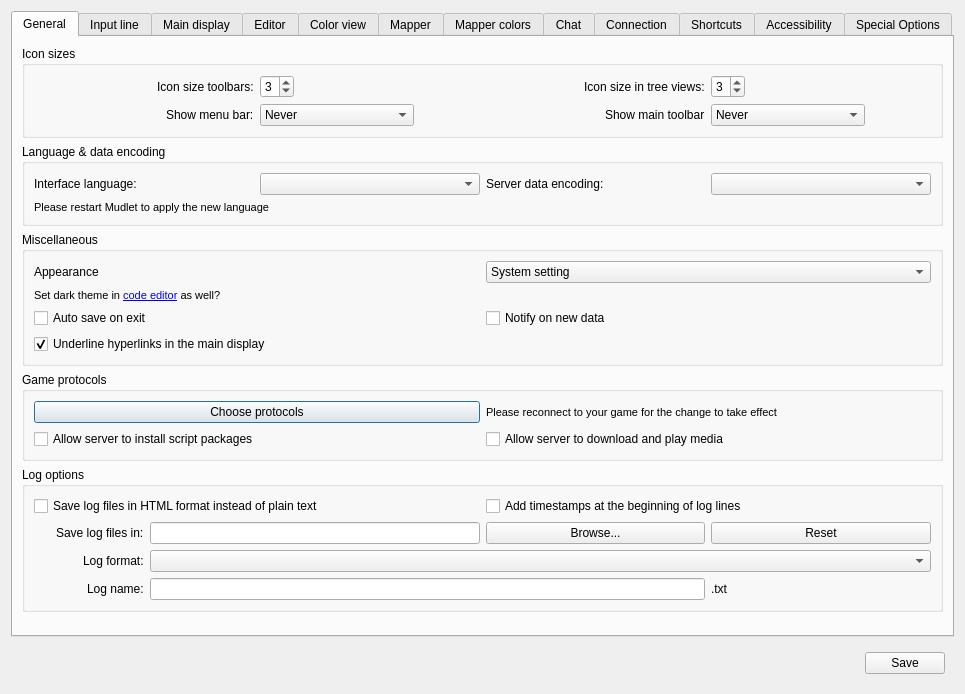
Before: the Qt Designer form src/ui/profile_preferences.ui in sammerpetria/Mudlet, drawn with Qt 5.
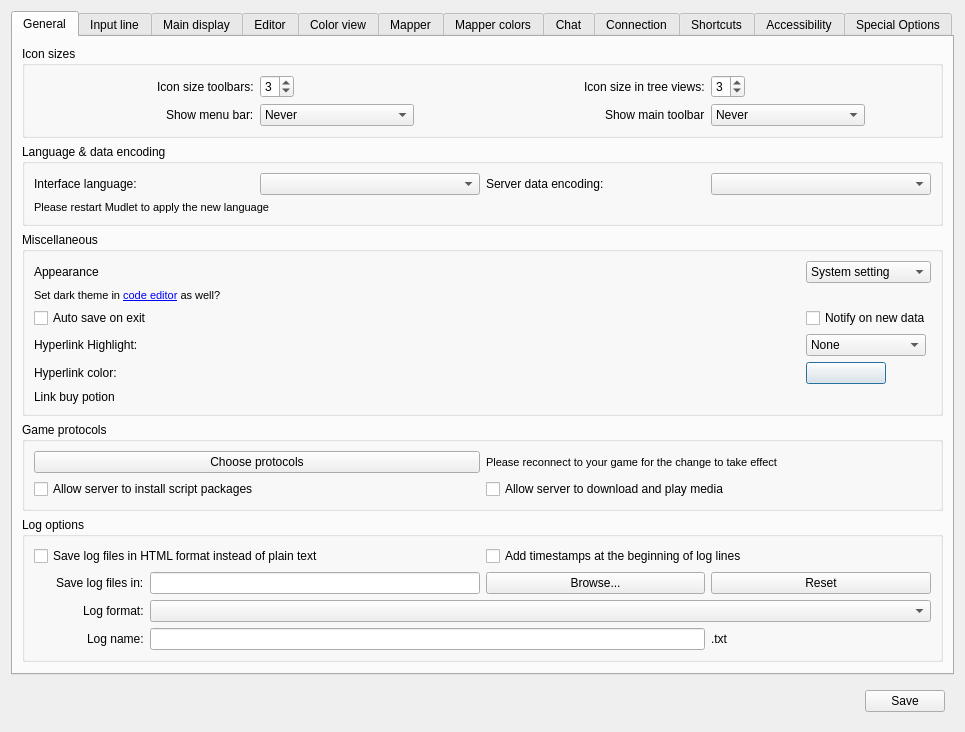
After: the same form once the commit is applied. Icons and pictures are not drawn. Custom widgets are drawn as their Qt base class.

Commit message: Add hyperlink style preview and Lua controls

Patch:
```diff
--- a/src/ui/profile_preferences.ui
+++ b/src/ui/profile_preferences.ui
@@ -296,13 +296,76 @@
             </property>
            </widget>
           </item>
-          <item row="3" column="0" colspan="2">
-           <widget class="QCheckBox" name="checkBox_underlineHyperlinks">
+          <item row="3" column="0">
+           <widget class="QLabel" name="label_hyperlinkHighlight">
             <property name="text">
-             <string>Underline hyperlinks in the main display</string>
+             <string>Hyperlink Highlight:</string>
             </property>
-            <property name="checked">
+            <property name="buddy">
+             <cstring>comboBox_hyperlinkStyle</cstring>
+            </property>
+           </widget>
+          </item>
+          <item row="3" column="1">
+           <widget class="QComboBox" name="comboBox_hyperlinkStyle">
+            <property name="maximumSize">
+             <size>
+              <width>120</width>
+              <height>16777215</height>
+             </size>
+            </property>
+            <item>
+             <property name="text">
+              <string>None</string>
+             </property>
+            </item>
+            <item>
+             <property name="text">
+              <string>Underline</string>
+             </property>
+            </item>
+            <item>
+             <property name="text">
+              <string>Bold</string>
+             </property>
+            </item>
+            <item>
+             <property name="text">
+              <string>Italic</string>
+             </property>
+            </item>
+           </widget>
+          </item>
+          <item row="4" column="0">
+           <widget class="QLabel" name="label_hyperlinkColor">
+            <property name="text">
+             <string>Hyperlink color:</string>
+            </property>
+            <property name="buddy">
+             <cstring>pushButton_hyperlinkFgColor</cstring>
+            </property>
+           </widget>
+          </item>
+          <item row="4" column="1">
+           <widget class="QPushButton" name="pushButton_hyperlinkFgColor">
+            <property name="maximumSize">
+             <size>
+              <width>80</width>
+              <height>16777215</height>
+             </size>
+            </property>
+            <property name="autoFillBackground">
              <bool>true</bool>
+            </property>
+            <property name="text">
+             <string/>
+            </property>
+           </widget>
+          </item>
+          <item row="5" column="0" colspan="2">
+           <widget class="QLabel" name="label_hyperlinkExample">
+            <property name="text">
+             <string>Link buy potion</string>
             </property>
            </widget>
           </item>
```
Left out of the diff: 4 changed lines with no effect on the pictures. The commit also changes 9 other files.
